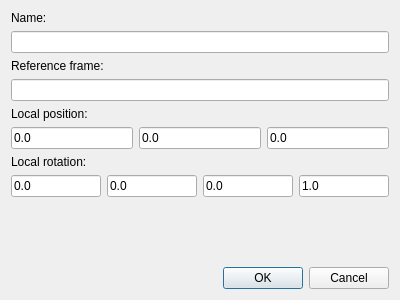
Old version of the form resource/create.ui in the repository teknologisk-institut/rqt_pattern_manager.
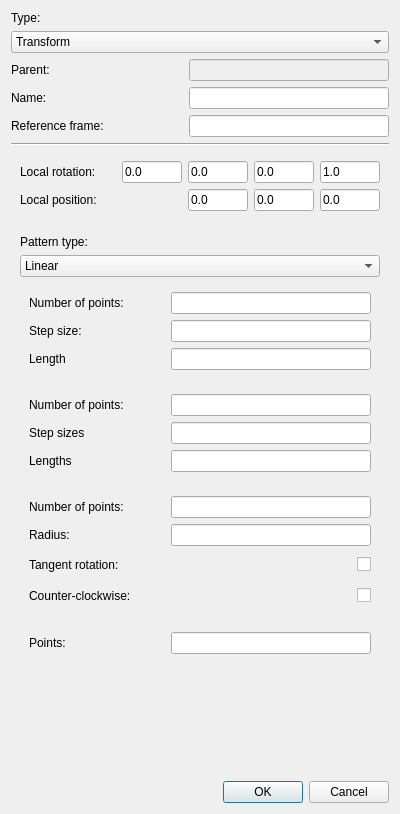
New version of the form.

Commit message: added gui to create transforms or patterns

```diff
--- a/resource/create.ui
+++ b/resource/create.ui
@@ -7,126 +7,647 @@
     <x>0</x>
     <y>0</y>
     <width>400</width>
-    <height>300</height>
+    <height>814</height>
    </rect>
   </property>
+  <property name="sizePolicy">
+   <sizepolicy hsizetype="Preferred" vsizetype="Expanding">
+    <horstretch>0</horstretch>
+    <verstretch>0</verstretch>
+   </sizepolicy>
+  </property>
   <property name="windowTitle">
    <string>Create Transform</string>
   </property>
   <layout class="QGridLayout" name="gridLayout">
-   <item row="6" column="0">
-    <widget class="QLabel" name="label_2">
-     <property name="text">
-      <string>Local rotation:</string>
-     </property>
+   <item row="8" column="0">
+    <widget class="QWidget" name="transformWidget" native="true">
+     <layout class="QVBoxLayout" name="verticalLayout_4">
+      <item>
+       <layout class="QHBoxLayout" name="horizontalLayout_2">
+        <item>
+         <widget class="QLabel" name="label_2">
+          <property name="text">
+           <string>Local rotation:</string>
+          </property>
+         </widget>
+        </item>
+        <item>
+         <widget class="QLineEdit" name="qxText">
+          <property name="maximumSize">
+           <size>
+            <width>60</width>
+            <height>16777215</height>
+           </size>
+          </property>
+          <property name="text">
+           <string>0.0</string>
+          </property>
+          <property name="placeholderText">
+           <string extracomment="The local x-rotation of the transform (quaternion)">qx</string>
+          </property>
+         </widget>
+        </item>
+        <item>
+         <widget class="QLineEdit" name="qyText">
+          <property name="maximumSize">
+           <size>
+            <width>60</width>
+            <height>16777215</height>
+           </size>
+          </property>
+          <property name="text">
+           <string>0.0</string>
+          </property>
+          <property name="placeholderText">
+           <string extracomment="The local y-rotation of the transform (quaternion)">qy</string>
+          </property>
+         </widget>
+        </item>
+        <item>
+         <widget class="QLineEdit" name="qzText">
+          <property name="maximumSize">
+           <size>
+            <width>60</width>
+            <height>16777215</height>
+           </size>
+          </property>
+          <property name="text">
+           <string>0.0</string>
+          </property>
+          <property name="placeholderText">
+           <string extracomment="The local z-rotation of the transform (quaternion)">qz</string>
+          </property>
+         </widget>
+        </item>
+        <item>
+         <widget class="QLineEdit" name="qwText">
+          <property name="maximumSize">
+           <size>
+            <width>60</width>
+            <height>16777215</height>
+           </size>
+          </property>
+          <property name="text">
+           <string>1.0</string>
+          </property>
+          <property name="placeholderText">
+           <string extracomment="The weight of the transform rotation (quaternion)">qw</string>
+          </property>
+         </widget>
+        </item>
+       </layout>
+      </item>
+      <item>
+       <layout class="QHBoxLayout" name="horizontalLayout">
+        <item>
+         <widget class="QLabel" name="label">
+          <property name="text">
+           <string>Local position:</string>
+          </property>
+         </widget>
+        </item>
+        <item>
+         <widget class="QLineEdit" name="xText">
+          <property name="maximumSize">
+           <size>
+            <width>60</width>
+            <height>16777215</height>
+           </size>
+          </property>
+          <property name="layoutDirection">
+           <enum>Qt::LeftToRight</enum>
+          </property>
+          <property name="text">
+           <string>0.0</string>
+          </property>
+          <property name="placeholderText">
+           <string extracomment="The local x-position of the transform">x</string>
+          </property>
+         </widget>
+        </item>
+        <item>
+         <widget class="QLineEdit" name="yText">
+          <property name="maximumSize">
+           <size>
+            <width>60</width>
+            <height>16777215</height>
+           </size>
+          </property>
+          <property name="layoutDirection">
+           <enum>Qt::LeftToRight</enum>
+          </property>
+          <property name="text">
+           <string>0.0</string>
+          </property>
+          <property name="placeholderText">
+           <string extracomment="The local y-position of the transform">y</string>
+          </property>
+         </widget>
+        </item>
+        <item>
+         <widget class="QLineEdit" name="zText">
+          <property name="maximumSize">
+           <size>
+            <width>60</width>
+            <height>16777215</height>
+           </size>
+          </property>
+          <property name="layoutDirection">
+           <enum>Qt::LeftToRight</enum>
+          </property>
+          <property name="text">
+           <string>0.0</string>
+          </property>
+          <property name="placeholderText">
+           <string extracomment="The local z-position of the transform">z</string>
+          </property>
+         </widget>
+        </item>
+       </layout>
+      </item>
+     </layout>
     </widget>
    </item>
-   <item row="3" column="0">
-    <widget class="QLineEdit" name="referenceText">
-     <property name="text">
-      <string/>
-     </property>
-     <property name="placeholderText">
-      <string extracomment="The reference frame of the transform"/>
-     </property>
-    </widget>
-   </item>
-   <item row="5" column="0">
-    <layout class="QHBoxLayout" name="horizontalLayout">
-     <item>
-      <widget class="QLineEdit" name="xText">
-       <property name="text">
-        <string>0.0</string>
-       </property>
-       <property name="placeholderText">
-        <string extracomment="The local x-position of the transform">x</string>
-       </property>
-      </widget>
-     </item>
-     <item>
-      <widget class="QLineEdit" name="yText">
-       <property name="text">
-        <string>0.0</string>
-       </property>
-       <property name="placeholderText">
-        <string extracomment="The local y-position of the transform">y</string>
-       </property>
-      </widget>
-     </item>
-     <item>
-      <widget class="QLineEdit" name="zText">
-       <property name="text">
-        <string>0.0</string>
-       </property>
-       <property name="placeholderText">
-        <string extracomment="The local z-position of the transform">z</string>
-       </property>
-      </widget>
-     </item>
-    </layout>
-   </item>
-   <item row="7" column="0">
-    <layout class="QHBoxLayout" name="horizontalLayout_2">
-     <item>
-      <widget class="QLineEdit" name="qxText">
-       <property name="text">
-        <string>0.0</string>
-       </property>
-       <property name="placeholderText">
-        <string extracomment="The local x-rotation of the transform (quaternion)">qx</string>
-       </property>
-      </widget>
-     </item>
-     <item>
-      <widget class="QLineEdit" name="qyText">
-       <property name="text">
-        <string>0.0</string>
-       </property>
-       <property name="placeholderText">
-        <string extracomment="The local y-rotation of the transform (quaternion)">qy</string>
-       </property>
-      </widget>
-     </item>
-     <item>
-      <widget class="QLineEdit" name="qzText">
-       <property name="text">
-        <string>0.0</string>
-       </property>
-       <property name="placeholderText">
-        <string extracomment="The local z-rotation of the transform (quaternion)">qz</string>
-       </property>
-      </widget>
-     </item>
-     <item>
-      <widget class="QLineEdit" name="qwText">
-       <property name="text">
-        <string>1.0</string>
-       </property>
-       <property name="placeholderText">
-        <string extracomment="The weight of the transform rotation (quaternion)">qw</string>
-       </property>
-      </widget>
-     </item>
-    </layout>
-   </item>
-   <item row="1" column="0">
-    <widget class="QLineEdit" name="nameText">
-     <property name="text">
-      <string/>
-     </property>
-     <property name="placeholderText">
-      <string extracomment="The name of the transform"/>
-     </property>
-    </widget>
-   </item>
-   <item row="9" column="0">
+   <item row="16" column="0">
     <widget class="QDialogButtonBox" name="dialogButton">
      <property name="standardButtons">
       <set>QDialogButtonBox::Cancel|QDialogButtonBox::Ok</set>
      </property>
     </widget>
    </item>
-   <item row="8" column="0">
+   <item row="7" column="0">
+    <widget class="Line" name="line">
+     <property name="orientation">
+      <enum>Qt::Horizontal</enum>
+     </property>
+    </widget>
+   </item>
+   <item row="6" column="0">
+    <layout class="QVBoxLayout" name="verticalLayout_3">
+     <property name="topMargin">
+      <number>0</number>
+     </property>
+     <item>
+      <widget class="QLabel" name="label_5">
+       <property name="text">
+        <string>Type:</string>
+       </property>
+      </widget>
+     </item>
+     <item>
+      <widget class="QComboBox" name="typeBox">
+       <item>
+        <property name="text">
+         <string>Transform</string>
+        </property>
+       </item>
+       <item>
+        <property name="text">
+         <string>Pattern</string>
+        </property>
+       </item>
+      </widget>
+     </item>
+     <item>
+      <layout class="QHBoxLayout" name="horizontalLayout_10">
+       <property name="topMargin">
+        <number>0</number>
+       </property>
+       <item>
+        <widget class="QLabel" name="parentLabel">
+         <property name="text">
+          <string>Parent:</string>
+         </property>
+        </widget>
+       </item>
+       <item>
+        <widget class="QLineEdit" name="parentText">
+         <property name="enabled">
+          <bool>false</bool>
+         </property>
+         <property name="maximumSize">
+          <size>
+           <width>200</width>
+           <height>16777215</height>
+          </size>
+         </property>
+        </widget>
+       </item>
+      </layout>
+     </item>
+     <item>
+      <layout class="QHBoxLayout" name="horizontalLayout_11">
+       <property name="topMargin">
+        <number>0</number>
+       </property>
+       <item>
+        <widget class="QLabel" name="label_4">
+         <property name="text">
+          <string>Name:</string>
+         </property>
+        </widget>
+       </item>
+       <item>
+        <widget class="QLineEdit" name="nameText">
+         <property name="maximumSize">
+          <size>
+           <width>200</width>
+           <height>16777215</height>
+          </size>
+         </property>
+         <property name="text">
+          <string/>
+         </property>
+         <property name="placeholderText">
+          <string extracomment="The name of the transform"/>
+         </property>
+        </widget>
+       </item>
+      </layout>
+     </item>
+     <item>
+      <layout class="QHBoxLayout" name="horizontalLayout_12">
+       <property name="leftMargin">
+        <number>0</number>
+       </property>
+       <property name="topMargin">
+        <number>0</number>
+       </property>
+       <item>
+        <widget class="QLabel" name="label_3">
+         <property name="text">
+          <string>Reference frame:</string>
+         </property>
+        </widget>
+       </item>
+       <item>
+        <widget class="QLineEdit" name="referenceText">
+         <property name="maximumSize">
+          <size>
+           <width>200</width>
+           <height>16777215</height>
+          </size>
+         </property>
+         <property name="text">
+          <string/>
+         </property>
+         <property name="placeholderText">
+          <string extracomment="The reference frame of the transform"/>
+         </property>
+        </widget>
+       </item>
+      </layout>
+     </item>
+    </layout>
+   </item>
+   <item row="9" column="0">
+    <widget class="QWidget" name="patternWidget" native="true">
+     <property name="enabled">
+      <bool>true</bool>
+     </property>
+     <layout class="QVBoxLayout" name="verticalLayout">
+      <item>
+       <widget class="QLabel" name="label_9">
+        <property name="text">
+         <string>Pattern type:</string>
+        </property>
+       </widget>
+      </item>
+      <item>
+       <widget class="QComboBox" name="patternBox">
+        <item>
+         <property name="text">
+          <string>Linear</string>
+         </property>
+        </item>
+        <item>
+         <property name="text">
+          <string>Rectangular</string>
+         </property>
+        </item>
+        <item>
+         <property name="text">
+          <string>Circular</string>
+         </property>
+        </item>
+        <item>
+         <property name="text">
+          <string>Scatter</string>
+         </property>
+        </item>
+       </widget>
+      </item>
+      <item>
+       <widget class="QWidget" name="linearWidget" native="true">
+        <layout class="QVBoxLayout" name="verticalLayout_2">
+         <item>
+          <layout class="QHBoxLayout" name="horizontalLayout_7">
+           <property name="topMargin">
+            <number>0</number>
+           </property>
+           <item>
+            <widget class="QLabel" name="label_6">
+             <property name="text">
+              <string>Number of points:</string>
+             </property>
+            </widget>
+           </item>
+           <item>
+            <widget class="QLineEdit" name="numPointsText">
+             <property name="maximumSize">
+              <size>
+               <width>200</width>
+               <height>16777215</height>
+              </size>
+             </property>
+            </widget>
+           </item>
+          </layout>
+         </item>
+         <item>
+          <layout class="QHBoxLayout" name="horizontalLayout_8">
+           <property name="topMargin">
+            <number>0</number>
+           </property>
+           <item>
+            <widget class="QLabel" name="label_7">
+             <property name="text">
+              <string>Step size:</string>
+             </property>
+            </widget>
+           </item>
+           <item>
+            <widget class="QLineEdit" name="stepSizeText">
+             <property name="maximumSize">
+              <size>
+               <width>200</width>
+               <height>16777215</height>
+              </size>
+             </property>
+            </widget>
+           </item>
+          </layout>
+         </item>
+         <item>
+          <layout class="QHBoxLayout" name="horizontalLayout_9">
+           <property name="topMargin">
+            <number>0</number>
+           </property>
+           <item>
+            <widget class="QLabel" name="label_8">
+             <property name="text">
+              <string>Length</string>
+             </property>
+            </widget>
+           </item>
+           <item>
+            <widget class="QLineEdit" name="lengthText">
+             <property name="maximumSize">
+              <size>
+               <width>200</width>
+               <height>16777215</height>
+              </size>
+             </property>
+            </widget>
+           </item>
+          </layout>
+         </item>
+        </layout>
+       </widget>
+      </item>
+      <item>
+       <widget class="QWidget" name="rectangularWidget" native="true">
+        <layout class="QVBoxLayout" name="verticalLayout_6">
+         <item>
+          <layout class="QHBoxLayout" name="horizontalLayout_15">
+           <property name="topMargin">
+            <number>0</number>
+           </property>
+           <item>
+            <widget class="QLabel" name="label_15">
+             <property name="text">
+              <string>Number of points:</string>
+             </property>
+            </widget>
+           </item>
+           <item>
+            <widget class="QLineEdit" name="numPointsText_2">
+             <property name="maximumSize">
+              <size>
+               <width>200</width>
+               <height>16777215</height>
+              </size>
+             </property>
+            </widget>
+           </item>
+          </layout>
+         </item>
+         <item>
+          <layout class="QHBoxLayout" name="horizontalLayout_14">
+           <property name="topMargin">
+            <number>0</number>
+           </property>
+           <item>
+            <widget class="QLabel" name="label_16">
+             <property name="text">
+              <string>Step sizes</string>
+             </property>
+            </widget>
+           </item>
+           <item>
+            <widget class="QLineEdit" name="stepSizesText">
+             <property name="maximumSize">
+              <size>
+               <width>200</width>
+               <height>16777215</height>
+              </size>
+             </property>
+            </widget>
+           </item>
+          </layout>
+         </item>
+         <item>
+          <layout class="QHBoxLayout" name="horizontalLayout_13">
+           <property name="topMargin">
+            <number>0</number>
+           </property>
+           <item>
+            <widget class="QLabel" name="label_17">
+             <property name="text">
+              <string>Lengths</string>
+             </property>
+            </widget>
+           </item>
+           <item>
+            <widget class="QLineEdit" name="LengthsText">
+             <property name="maximumSize">
+              <size>
+               <width>200</width>
+               <height>16777215</height>
+              </size>
+             </property>
+            </widget>
+           </item>
+          </layout>
+         </item>
+        </layout>
+       </widget>
+      </item>
+      <item>
+       <widget class="QWidget" name="circularWidget" native="true">
+        <layout class="QVBoxLayout" name="verticalLayout_5">
+         <item>
+          <layout class="QHBoxLayout" name="horizontalLayout_5">
+           <property name="topMargin">
+            <number>0</number>
+           </property>
+           <item>
+            <widget class="QLabel" name="label_11">
+             <property name="text">
+              <string>Number of points:</string>
+             </property>
+            </widget>
+           </item>
+           <item>
+            <widget class="QLineEdit" name="numPointsText_3">
+             <property name="maximumSize">
+              <size>
+               <width>200</width>
+               <height>16777215</height>
+              </size>
+             </property>
+             <property name="layoutDirection">
+              <enum>Qt::RightToLeft</enum>
+             </property>
+            </widget>
+           </item>
+          </layout>
+         </item>
+         <item>
+          <layout class="QHBoxLayout" name="horizontalLayout_6">
+           <property name="topMargin">
+            <number>0</number>
+           </property>
+           <item>
+            <widget class="QLabel" name="label_12">
+             <property name="text">
+              <string>Radius:</string>
+             </property>
+            </widget>
+           </item>
+           <item>
+            <widget class="QLineEdit" name="radiusText">
+             <property name="maximumSize">
+              <size>
+               <width>200</width>
+               <height>16777215</height>
+              </size>
+             </property>
+             <property name="layoutDirection">
+              <enum>Qt::RightToLeft</enum>
+             </property>
+            </widget>
+           </item>
+          </layout>
+         </item>
+         <item>
+          <layout class="QHBoxLayout" name="horizontalLayout_3">
+           <property name="topMargin">
+            <number>0</number>
+           </property>
+           <item>
+            <widget class="QLabel" name="label_13">
+             <property name="minimumSize">
+              <size>
+               <width>0</width>
+               <height>25</height>
+              </size>
+             </property>
+             <property name="text">
+              <string>Tangent rotation:</string>
+             </property>
+            </widget>
+           </item>
+           <item>
+            <widget class="QCheckBox" name="tanRotCheck">
+             <property name="layoutDirection">
+              <enum>Qt::RightToLeft</enum>
+             </property>
+             <property name="text">
+              <string/>
+             </property>
+            </widget>
+           </item>
+          </layout>
+         </item>
+         <item>
+          <layout class="QHBoxLayout" name="horizontalLayout_4">
+           <property name="topMargin">
+            <number>0</number>
+           </property>
+           <item>
+            <widget class="QLabel" name="label_14">
+             <property name="minimumSize">
+              <size>
+               <width>0</width>
+               <height>25</height>
+              </size>
+             </property>
+             <property name="text">
+              <string>Counter-clockwise:</string>
+             </property>
+            </widget>
+           </item>
+           <item>
+            <widget class="QCheckBox" name="cwCheck">
+             <property name="layoutDirection">
+              <enum>Qt::RightToLeft</enum>
+             </property>
+             <property name="text">
+              <string/>
+             </property>
+            </widget>
+           </item>
+          </layout>
+         </item>
+        </layout>
+       </widget>
+      </item>
+      <item>
+       <widget class="QWidget" name="scatterWidget" native="true">
+        <layout class="QVBoxLayout" name="verticalLayout_7">
+         <item>
+          <layout class="QHBoxLayout" name="horizontalLayout_16">
+           <property name="topMargin">
+            <number>0</number>
+           </property>
+           <item>
+            <widget class="QLabel" name="label_18">
+             <property name="text">
+              <string>Points:</string>
+             </property>
+            </widget>
+           </item>
+           <item>
+            <widget class="QLineEdit" name="pointsText">
+             <property name="maximumSize">
+              <size>
+               <width>200</width>
+               <height>16777215</height>
+              </size>
+             </property>
+            </widget>
+           </item>
+          </layout>
+         </item>
+        </layout>
+       </widget>
+      </item>
+     </layout>
+    </widget>
+   </item>
+   <item row="14" column="0">
     <spacer name="verticalSpacer">
      <property name="orientation">
       <enum>Qt::Vertical</enum>
@@ -139,27 +660,6 @@
      </property>
     </spacer>
    </item>
-   <item row="4" column="0">
-    <widget class="QLabel" name="label">
-     <property name="text">
-      <string>Local position:</string>
-     </property>
-    </widget>
-   </item>
-   <item row="2" column="0">
-    <widget class="QLabel" name="label_3">
-     <property name="text">
-      <string>Reference frame:</string>
-     </property>
-    </widget>
-   </item>
-   <item row="0" column="0">
-    <widget class="QLabel" name="label_4">
-     <property name="text">
-      <string>Name:</string>
-     </property>
-    </widget>
-   </item>
   </layout>
  </widget>
  <resources/>
```
Left out of the diff: 2 changed lines with no effect on the pictures. The commit also changes 3 other files.
